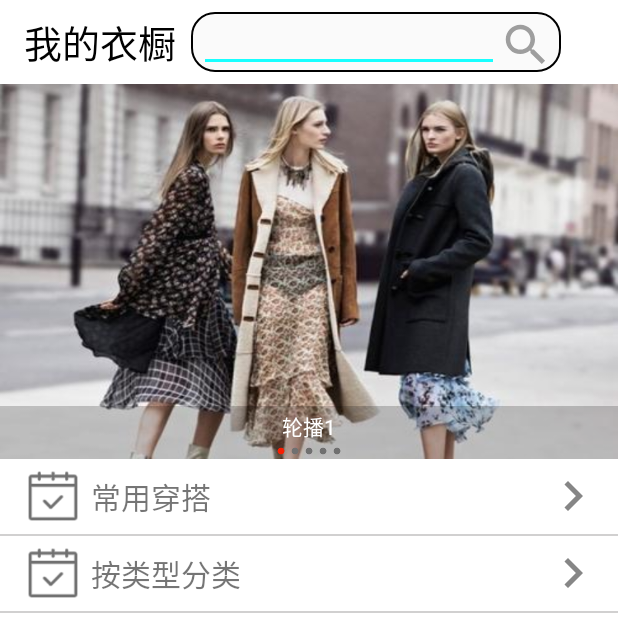
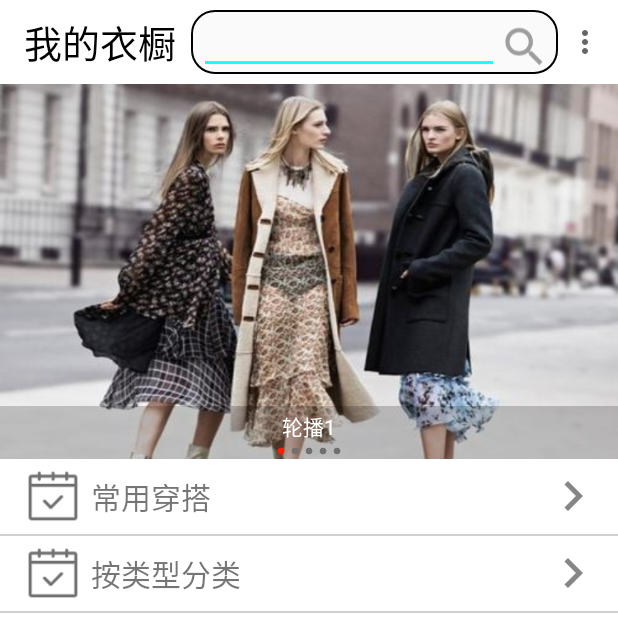
Before and after one commit to GZAY/Yichuguanjia2, an Android app: the screen it shows after launch (MainActivity), on a phone screen of 412 x 824 dp, the top half of it. Run offline under Robolectric (Android 15) with nearby library versions, the phone set to English and light mode, and no system bars; our stand-ins replace CircleImageView; libraries missing offline, so code that uses them is left out: com.zhy.autolayout.

Commit message:
fix some bug

```diff
--- a/app/src/main/java/com/example/yichuguanjia2/BottomNavigatioinBar/WardrobeFragment.java
+++ b/app/src/main/java/com/example/yichuguanjia2/BottomNavigatioinBar/WardrobeFragment.java
@@ -40,6 +40,8 @@ public class WardrobeFragment extends BaseFragment {
     public void onActivityCreated(@Nullable Bundle savedInstanceState) {
         super.onActivityCreated(savedInstanceState);
         ((AppCompatActivity) getActivity()).setSupportActionBar(toolbar);
+        ((AppCompatActivity) getActivity()).getSupportActionBar().setDisplayShowTitleEnabled(false);//去掉标题
+        toolbar.inflateMenu(R.menu.toolbar);
     }
 
     @Override
@@ -50,7 +52,7 @@ public class WardrobeFragment extends BaseFragment {
 
     @Override
     protected int attachLayoutRes() {
-        return R.layout.wardrobe;
+        return 0;
     }
 
     @Override
@@ -60,7 +62,6 @@ public class WardrobeFragment extends BaseFragment {
     //Toolbar
     @Override
     public void onCreateOptionsMenu(Menu menu, MenuInflater inflater) {
-        toolbar.getMenu().clear();
         inflater.inflate(R.menu.toolbar, menu);
         super.onCreateOptionsMenu(menu, inflater);
     }
@@ -96,13 +97,7 @@ public class WardrobeFragment extends BaseFragment {
             R.drawable.home_bg
     };
     //存放图片的标题
-    private String[] titles = new String[]{
-            "轮播1",
-            "轮播2",
-            "轮播3",
-            "轮播4",
-            "轮播5"
-    };
+    private String[] titles = new String[]{"轮播1", "轮播2", "轮播3", "轮播4", "轮播5"};
     private TextView title;
     private ViewPagerAdapter adapter;
     private ScheduledExecutorService scheduledExecutorService;
@@ -110,13 +105,13 @@ public class WardrobeFragment extends BaseFragment {
     @Nullable
     @Override
     public View onCreateView(LayoutInflater inflater, ViewGroup container, Bundle savedInstanceState) {
-
-        mView=inflater.inflate(R.layout.wardrobe, null);
+        mRootView = inflater.inflate(R.layout.wardrobe, container, false);
         setView();
-        return mView;
+        //在onCreateView中inflater只能返回一个，所以多个布局管理器要和成一个返回，否则没有返回的将无法显示
+        return mRootView;
     }
     private void setView(){
-        mViewPaper = mView.findViewById(R.id.vp);
+        mViewPaper = mRootView.findViewById(R.id.vp);
 
         //显示的图片
         images = new ArrayList<ImageView>();
@@ -127,21 +122,19 @@ public class WardrobeFragment extends BaseFragment {
         }
         //显示的小点
         dots = new ArrayList<View>();
-        dots.add(mView.findViewById(R.id.dot_0));
-        dots.add(mView.findViewById(R.id.dot_1));
-        dots.add(mView.findViewById(R.id.dot_2));
-        dots.add(mView.findViewById(R.id.dot_3));
-        dots.add(mView.findViewById(R.id.dot_4));
+        dots.add(mRootView.findViewById(R.id.dot_0));
+        dots.add(mRootView.findViewById(R.id.dot_1));
+        dots.add(mRootView.findViewById(R.id.dot_2));
+        dots.add(mRootView.findViewById(R.id.dot_3));
+        dots.add(mRootView.findViewById(R.id.dot_4));
 
-        title = mView.findViewById(R.id.title);
+        title = mRootView.findViewById(R.id.title);
         title.setText(titles[0]);
 
         adapter = new ViewPagerAdapter();
         mViewPaper.setAdapter(adapter);
 
         mViewPaper.setOnPageChangeListener(new ViewPager.OnPageChangeListener() {
-
-
             @Override
             public void onPageSelected(int position) {
                 title.setText(titles[position]);
@@ -179,7 +172,6 @@ public class WardrobeFragment extends BaseFragment {
 
         @Override
         public void destroyItem(ViewGroup view, int position, Object object) {
-            // TODO Auto-generated method stub
 //          super.destroyItem(container, position, object);
 //          view.removeView(view.getChildAt(position));
 //          view.removeViewAt(position);
@@ -188,7 +180,6 @@ public class WardrobeFragment extends BaseFragment {
 
         @Override
         public Object instantiateItem(ViewGroup view, int position) {
-            // TODO Auto-generated method stub
             view.addView(images.get(position));
             return images.get(position);
         }
@@ -200,7 +191,6 @@ public class WardrobeFragment extends BaseFragment {
      */
     @Override
     public void onStart() {
-        // TODO Auto-generated method stub
         super.onStart();
         scheduledExecutorService = Executors.newSingleThreadScheduledExecutor();
         scheduledExecutorService.scheduleWithFixedDelay(
@@ -235,12 +225,10 @@ public class WardrobeFragment extends BaseFragment {
     };
     @Override
     public void onStop() {
-        // TODO Auto-generated method stub
         super.onStop();
         if(scheduledExecutorService != null){
             scheduledExecutorService.shutdown();
             scheduledExecutorService = null;
         }
     }
-
 }
--- a/app/src/main/java/com/example/yichuguanjia2/MainActivity.java
+++ b/app/src/main/java/com/example/yichuguanjia2/MainActivity.java
@@ -37,10 +37,6 @@ public class MainActivity extends BaseActivity implements View.OnClickListener {
     private RadioGroup mRgBottomMenu;
     private Fragment[] mFragments;  //数组 存储Fragment
     private int currentIndex;   //当前Fragment的下标
-
-    List<Province> provinceList;
-    ListView listView;
-    ArrayAdapter<Province> provinceAdapter;
 
     @Override
     public void onCreate(Bundle savedInstanceState) {
--- a/app/src/main/res/layout/toolbar.xml
+++ b/app/src/main/res/layout/toolbar.xml
@@ -1,6 +1,6 @@
 <?xml version="1.0" encoding="utf-8"?>
 <LinearLayout xmlns:android="http://schemas.android.com/apk/res/android"
-    android:orientation="vertical"
+    android:orientation="horizontal"
     android:layout_width="match_parent"
     android:layout_height="wrap_content">
     <androidx.appcompat.widget.Toolbar
@@ -10,7 +10,8 @@
         android:background="#FFFFFF">
         <LinearLayout
             android:layout_width="wrap_content"
-            android:layout_height="wrap_content">
+            android:layout_height="wrap_content"
+            android:layout_weight="1">
             <TextView
                 android:layout_width="wrap_content"
                 android:layout_height="wrap_content"
@@ -18,29 +19,34 @@
                 android:layout_marginEnd="10dp"
                 android:text="我的衣橱"
                 android:textSize="25sp"
-                android:textColor="#000"/>
+                android:textColor="#000"
+                android:layout_marginRight="10dp" />
 
             <RelativeLayout
                 android:layout_width="wrap_content"
                 android:layout_height="wrap_content"
                 android:orientation="horizontal"
+                android:layout_weight="1"
                 android:layout_gravity="center_vertical"
                 android:background="@drawable/button_edge">
                 <EditText
                     android:id="@+id/search"
                     android:layout_width="200dp"
-                    android:layout_height="40dp"
+                    android:layout_height="wrap_content"
                     android:layout_marginStart="5dp"
                     android:singleLine="true"
                     android:textSize="16sp"
-                    android:textColor="#000"/>
+                    android:textColor="#000"
+                    android:layout_marginLeft="5dp" />
                 <ImageView
                     android:layout_width="wrap_content"
                     android:layout_height="wrap_content"
                     android:layout_marginEnd="5dp"
                     android:layout_toEndOf="@id/search"
                     android:layout_alignBottom="@id/search"
-                    android:src="@drawable/search" />
+                    android:src="@drawable/search"
+                    android:layout_marginRight="5dp"
+                    android:layout_toRightOf="@id/search" />
             </RelativeLayout>
         </LinearLayout>
 
```
Also changed, not shown: app/src/main/java/com/example/yichuguanjia2/BottomNavigatioinBar/CollocationFragment.java (+50 -1 lines).
